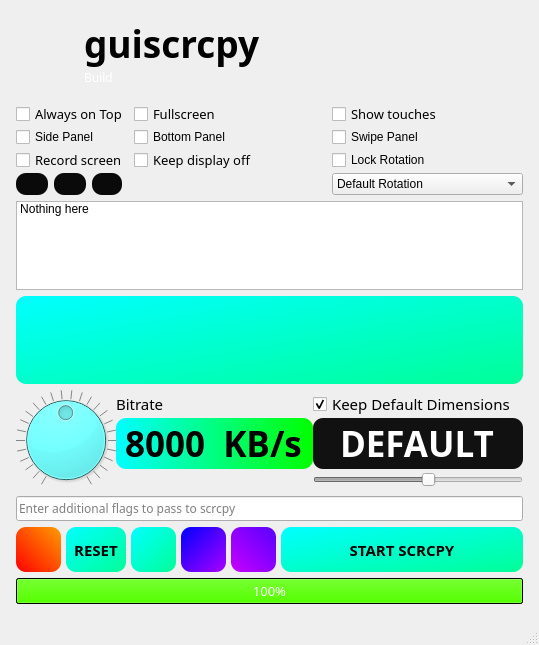
Old version of the form guiscrcpy/ui/mainwindow.ui in the repository srevinsaju/guiscrcpy.
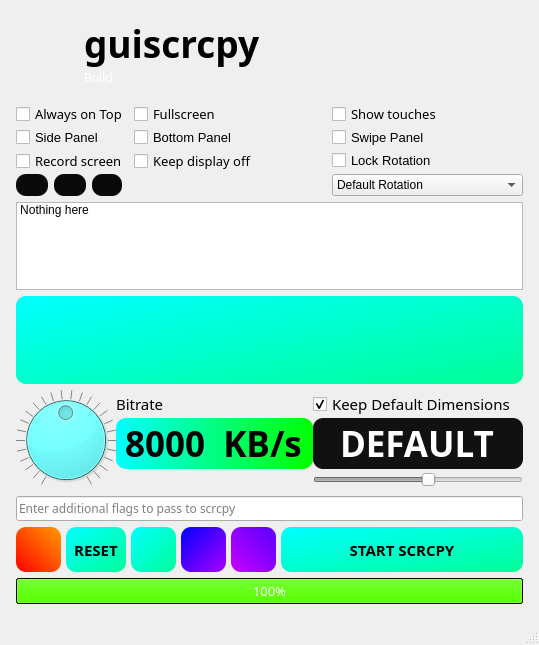
New version of the form. Icons and pictures are not drawn.

Commit message: Update UI to show devices with USB and WiFi icon

```diff
--- a/guiscrcpy/ui/mainwindow.ui
+++ b/guiscrcpy/ui/mainwindow.ui
@@ -226,6 +226,11 @@
          </item>
          <item row="2" column="5">
           <widget class="QCheckBox" name="lock_rotation">
+           <property name="font">
+            <font>
+             <pointsize>10</pointsize>
+            </font>
+           </property>
            <property name="text">
             <string>Lock Rotation</string>
            </property>
@@ -254,6 +259,11 @@
          </item>
          <item row="1" column="4">
           <widget class="QCheckBox" name="check_bottom_panel">
+           <property name="font">
+            <font>
+             <pointsize>10</pointsize>
+            </font>
+           </property>
            <property name="text">
             <string>Bottom Panel</string>
            </property>
@@ -265,6 +275,11 @@
          </item>
          <item row="1" column="5">
           <widget class="QCheckBox" name="check_swipe_panel">
+           <property name="font">
+            <font>
+             <pointsize>10</pointsize>
+            </font>
+           </property>
            <property name="text">
             <string>Swipe Panel</string>
            </property>
@@ -400,6 +415,11 @@
          </item>
          <item row="1" column="0" colspan="4">
           <widget class="QCheckBox" name="check_side_panel">
+           <property name="font">
+            <font>
+             <pointsize>10</pointsize>
+            </font>
+           </property>
            <property name="text">
             <string>Side Panel</string>
            </property>
```
The commit also changes 3 other files.
